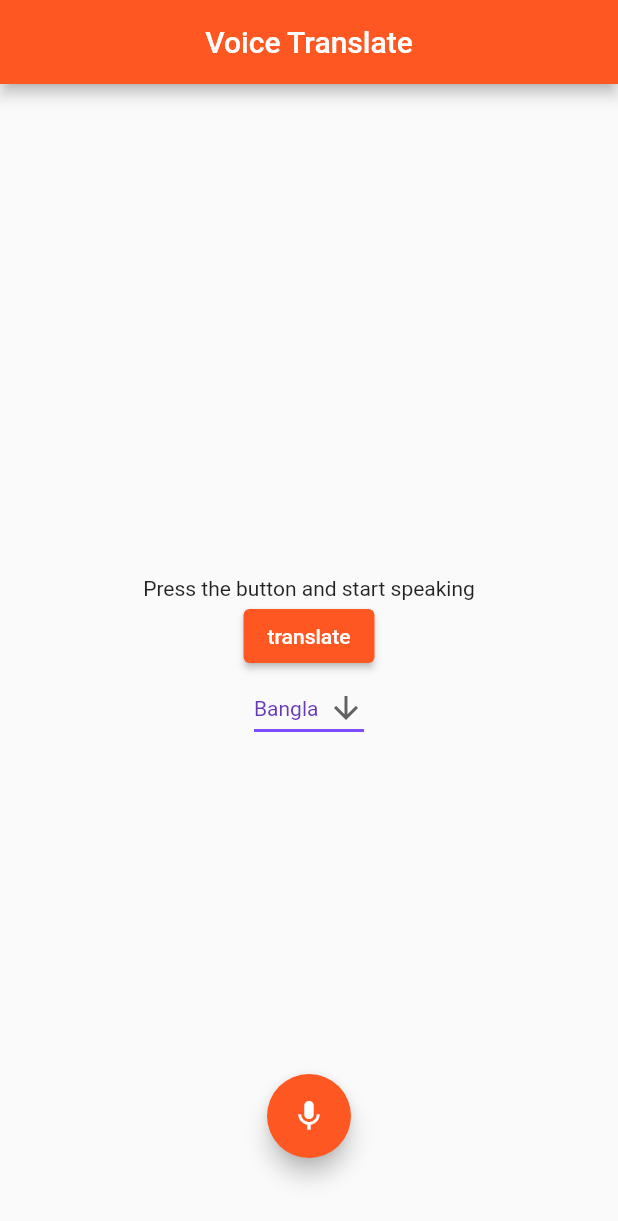
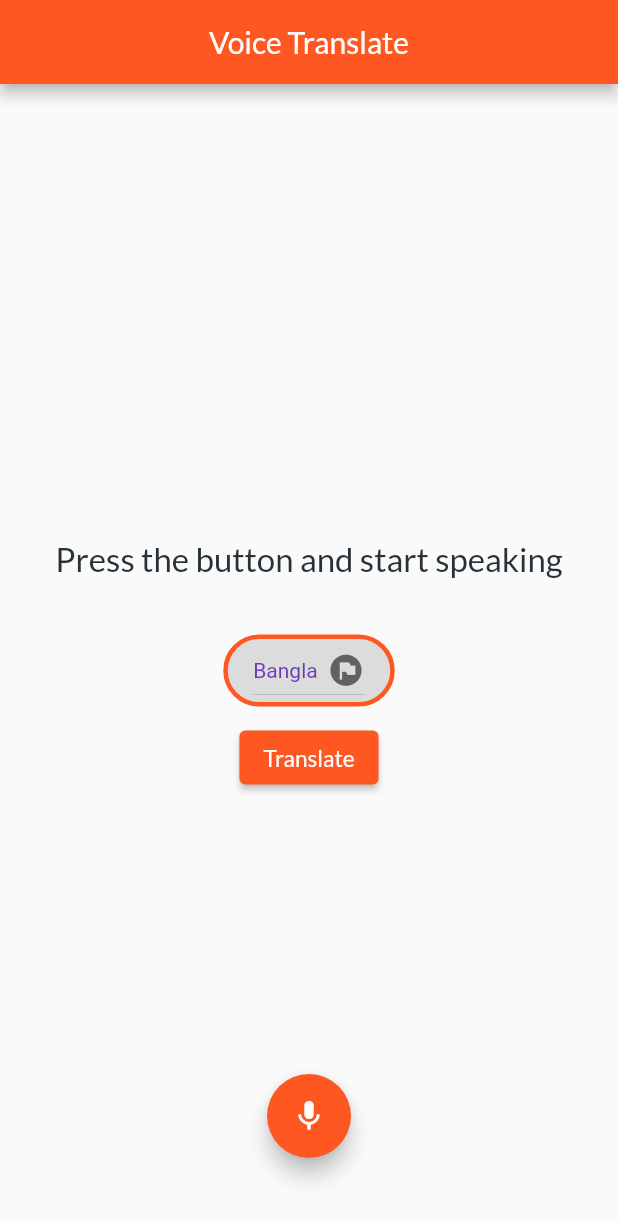
Before and after one commit to aladadev/Edvive_Task1_AlAminSarker, a Flutter app: the screen it shows after launch, after a tap on the "mic none" icon, on a phone screen of 412 x 824 dp. Shown: the top 1221 px of the screen. Run offline on Flutter 3.47's test engine with Material 2 defaults, Android fonts, the light colour scheme and no system bars; drawn by our look-alikes of avatar_glow; our stand-ins replace google_fonts, speech_to_text; missing offline and left inert: translator.

Commit message:
Made  Some UI Improvement and checking

```diff
--- /dev/null
+++ b/lib/home_screen.dart
@@ -0,0 +1,147 @@
+import 'package:avatar_glow/avatar_glow.dart';
+import 'package:flutter/material.dart';
+import 'package:translator/translator.dart';
+import 'package:voice_translator_app/language_code_model.dart';
+import 'package:speech_to_text/speech_to_text.dart' as sttp;
+import 'package:google_fonts/google_fonts.dart';
+
+class SpeechScreen extends StatefulWidget {
+  const SpeechScreen({Key? key, required this.title}) : super(key: key);
+
+  final String title;
+
+  @override
+  State<SpeechScreen> createState() => _SpeechScreenState();
+}
+
+class _SpeechScreenState extends State<SpeechScreen> {
+  LanguageCode dropdownValue = languages.first;
+
+  final sttp.SpeechToText _speech = sttp.SpeechToText();
+  bool _isListening = false;
+  String _text = 'Press the button and start speaking';
+  final translator = GoogleTranslator();
+  void translatingFunc() {
+    translator.translate(_text, to: dropdownValue.code).then((value) {
+      setState(() {
+        _text = value.toString();
+        print(value);
+      });
+    });
+  }
+
+  @override
+  Widget build(BuildContext context) {
+    return Scaffold(
+      appBar: AppBar(
+        centerTitle: true,
+        title: Text(widget.title),
+      ),
+      floatingActionButtonLocation: FloatingActionButtonLocation.centerDocked,
+      floatingActionButton: AvatarGlow(
+        endRadius: 80,
+        animate: _isListening,
+        duration: const Duration(milliseconds: 2000),
+        repeat: true,
+        repeatPauseDuration: const Duration(milliseconds: 100),
+        glowColor: Colors.black,
+        child: FloatingActionButton(
+          onPressed: _listen,
+          child: Icon(_isListening ? Icons.mic : Icons.mic_none),
+        ),
+      ),
+      body: Center(
+        child: Column(
+          mainAxisAlignment: MainAxisAlignment.center,
+          children: [
+            Padding(
+              padding: const EdgeInsets.all(8.0),
+              child: Text(
+                _text,
+                textAlign: TextAlign.center,
+                style: TextStyle(fontSize: 22, color: Colors.blueGrey.shade900),
+              ),
+            ),
+            SizedBox(
+              height: 30,
+            ),
+            DecoratedBox(
+              decoration: BoxDecoration(
+                color: Colors.black12, //background color of dropdown button
+                border: Border.all(
+                    color: Theme.of(context).primaryColor,
+                    width: 3), //border of dropdown button
+                borderRadius: BorderRadius.circular(50),
+              ),
+              child: Padding(
+                padding: const EdgeInsets.symmetric(horizontal: 20),
+                child: DropdownButton<LanguageCode>(
+                  borderRadius: BorderRadius.circular(20),
+                  iconSize: 25,
+                  value: dropdownValue,
+                  icon: const Icon(Icons.flag_circle),
+                  elevation: 16,
+                  style: const TextStyle(color: Colors.deepPurple),
+                  onChanged: (LanguageCode? newValue) {
+                    setState(() {
+                      dropdownValue = newValue!;
+                    });
+                  },
+                  items: languages.map((value) {
+                    return DropdownMenuItem<LanguageCode>(
+                      value: value,
+                      child: Text(value.title),
+                    );
+                  }).toList(),
+                ),
+              ),
+            ),
+            SizedBox(
+              height: 10,
+            ),
+            ElevatedButton(
+              onPressed: () {
+                translatingFunc();
+              },
+              child: Text(
+                'Translate',
+                style: TextStyle(fontSize: 15),
+              ),
+            ),
+          ],
+        ),
+      ),
+    );
+  }
+
+  void _listen() async {
+    if (!_isListening) {
+      bool available = await _speech.initialize(
+        onStatus: (status) {
+          if (status == 'done') {
+            setState(() {
+              _isListening = false;
+            });
+          }
+          print('onStatus: $status');
+        },
+        onError: (status) => print('onStatus: $status'),
+      );
+      if (available) {
+        setState(() {
+          _isListening = true;
+        });
+        _speech.listen(onResult: (speeches) {
+          setState(() {
+            _text = speeches.recognizedWords;
+          });
+        });
+      }
+    } else {
+      setState(() {
+        _isListening = false;
+      });
+      _speech.stop();
+    }
+  }
+}
--- /dev/null
+++ b/lib/language_code_model.dart
@@ -0,0 +1,12 @@
+class LanguageCode {
+  final String title;
+  final String code;
+  LanguageCode({required this.title, required this.code});
+}
+
+final List<LanguageCode> languages = [
+  LanguageCode(title: 'Bangla', code: 'bn'),
+  LanguageCode(title: 'French', code: 'fr'),
+  LanguageCode(title: 'Hindi', code: 'hi'),
+  LanguageCode(title: 'German', code: 'de'),
+];
--- a/lib/main.dart
+++ b/lib/main.dart
@@ -1,23 +1,24 @@
-import 'package:avatar_glow/avatar_glow.dart';
 import 'package:flutter/material.dart';
-import 'package:speech_to_text/speech_to_text.dart' as sttp;
-import 'package:translator/translator.dart';
-import 'package:voice_translator_app/testing.dart';
+import 'package:google_fonts/google_fonts.dart';
+
+import 'package:voice_translator_app/home_screen.dart';
 
 void main() {
-  runApp(const MyApp());
+  runApp(MyApp());
 }
 
 class MyApp extends StatelessWidget {
-  const MyApp({Key? key}) : super(key: key);
+  MyApp({Key? key}) : super(key: key);
 
   // This widget is the root of your application.
   @override
   Widget build(BuildContext context) {
+    final textTheme = Theme.of(context).textTheme;
     return MaterialApp(
       title: 'Voice Translator',
       debugShowCheckedModeBanner: false,
       theme: ThemeData(
+        textTheme: GoogleFonts.latoTextTheme(textTheme),
         primarySwatch: Colors.deepOrange,
         visualDensity: VisualDensity.adaptivePlatformDensity,
       ),
@@ -25,132 +26,3 @@ class MyApp extends StatelessWidget {
     );
   }
 }
-
-class SpeechScreen extends StatefulWidget {
-  const SpeechScreen({Key? key, required this.title}) : super(key: key);
-
-  final String title;
-
-  @override
-  State<SpeechScreen> createState() => _SpeechScreenState();
-}
-
-class _SpeechScreenState extends State<SpeechScreen> {
-  LanguageCode dropdownValue = languages.first;
-
-  final sttp.SpeechToText _speech = sttp.SpeechToText();
-  bool _isListening = false;
-  String _text = 'Press the button and start speaking';
-  final translator = GoogleTranslator();
-  void translatingFunc() {
-    translator.translate(_text, to: dropdownValue.code).then((value) {
-      setState(() {
-        _text = value.toString();
-        print(value);
-      });
-    });
-  }
-
-  @override
-  Widget build(BuildContext context) {
-    return Scaffold(
-      appBar: AppBar(
-        centerTitle: true,
-        title: Text(widget.title),
-      ),
-      floatingActionButtonLocation: FloatingActionButtonLocation.centerDocked,
-      floatingActionButton: AvatarGlow(
-        endRadius: 80,
-        animate: _isListening,
-        duration: const Duration(milliseconds: 2000),
-        repeat: true,
-        repeatPauseDuration: const Duration(milliseconds: 100),
-        glowColor: Colors.black,
-        child: FloatingActionButton(
-          onPressed: _listen,
-          child: Icon(_isListening ? Icons.mic : Icons.mic_none),
-        ),
-      ),
-      body: Center(
-        child: Column(
-          mainAxisAlignment: MainAxisAlignment.center,
-          children: [
-            Text(_text),
-            ElevatedButton(
-              onPressed: () {
-                translatingFunc();
-              },
-              child: Text('translate'),
-            ),
-            DropdownButton<LanguageCode>(
-              value: dropdownValue,
-              icon: const Icon(Icons.arrow_downward),
-              elevation: 16,
-              style: const TextStyle(color: Colors.deepPurple),
-              underline: Container(
-                height: 2,
-                color: Colors.deepPurpleAccent,
-              ),
-              onChanged: (LanguageCode? newValue) {
-                setState(() {
-                  dropdownValue = newValue!;
-                });
-              },
-              items: languages
-                  .map<DropdownMenuItem<LanguageCode>>((LanguageCode value) {
-                return DropdownMenuItem<LanguageCode>(
-                  value: value,
-                  child: Text(value.title),
-                );
-              }).toList(),
-            )
-          ],
-        ),
-      ),
-    );
-  }
-
-  void _listen() async {
-    if (!_isListening) {
-      bool available = await _speech.initialize(
-        onStatus: (status) {
-          if (status == 'done') {
-            setState(() {
-              _isListening = false;
-            });
-          }
-          print('onStatus: $status');
-        },
-        onError: (status) => print('onStatus: $status'),
-      );
-      if (available) {
-        setState(() {
-          _isListening = true;
-        });
-        _speech.listen(onResult: (speeches) {
-          setState(() {
-            _text = speeches.recognizedWords;
-          });
-        });
-      }
-    } else {
-      setState(() {
-        _isListening = false;
-      });
-      _speech.stop();
-    }
-  }
-}
-
-class LanguageCode {
-  final String title;
-  final String code;
-  LanguageCode({required this.title, required this.code});
-}
-
-final List<LanguageCode> languages = [
-  LanguageCode(title: 'Bangla', code: 'bn'),
-  LanguageCode(title: 'French', code: 'fr'),
-  LanguageCode(title: 'Hindi', code: 'hi'),
-  LanguageCode(title: 'German', code: 'de'),
-];
--- a/pubspec.yaml
+++ b/pubspec.yaml
@@ -38,6 +38,7 @@ dependencies:
   avatar_glow: ^2.0.2
   highlight_text: ^1.4.0
   translator: ^0.1.7
+  google_fonts: ^3.0.1
 
 dev_dependencies:
   flutter_test:
```
Also changed, not shown: pubspec.lock, 1 other file.
